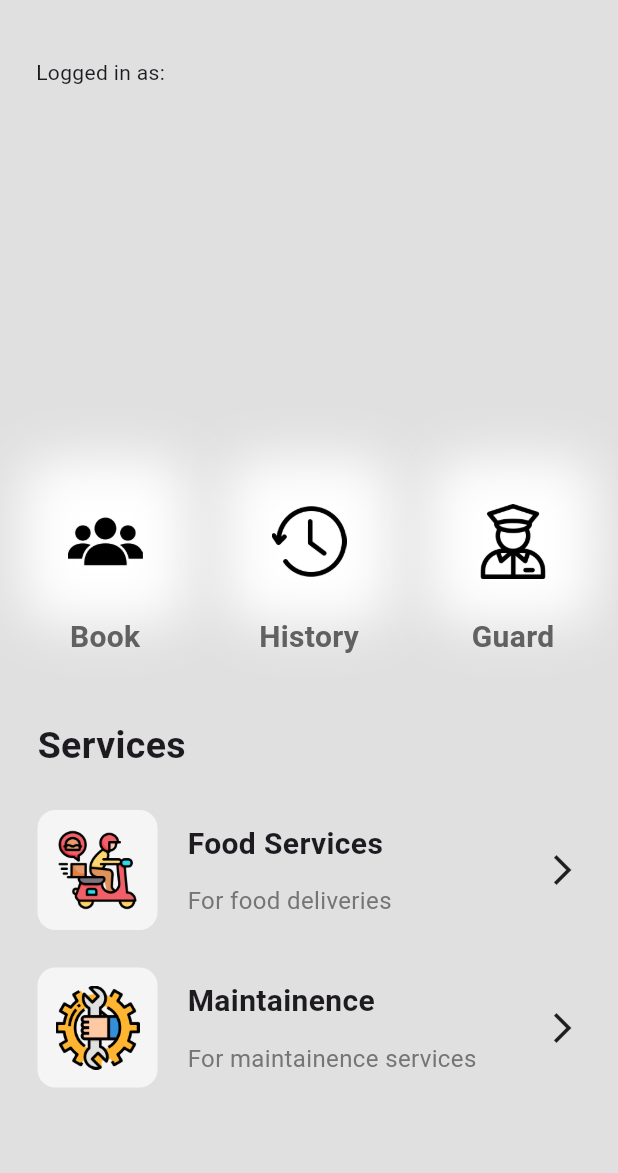
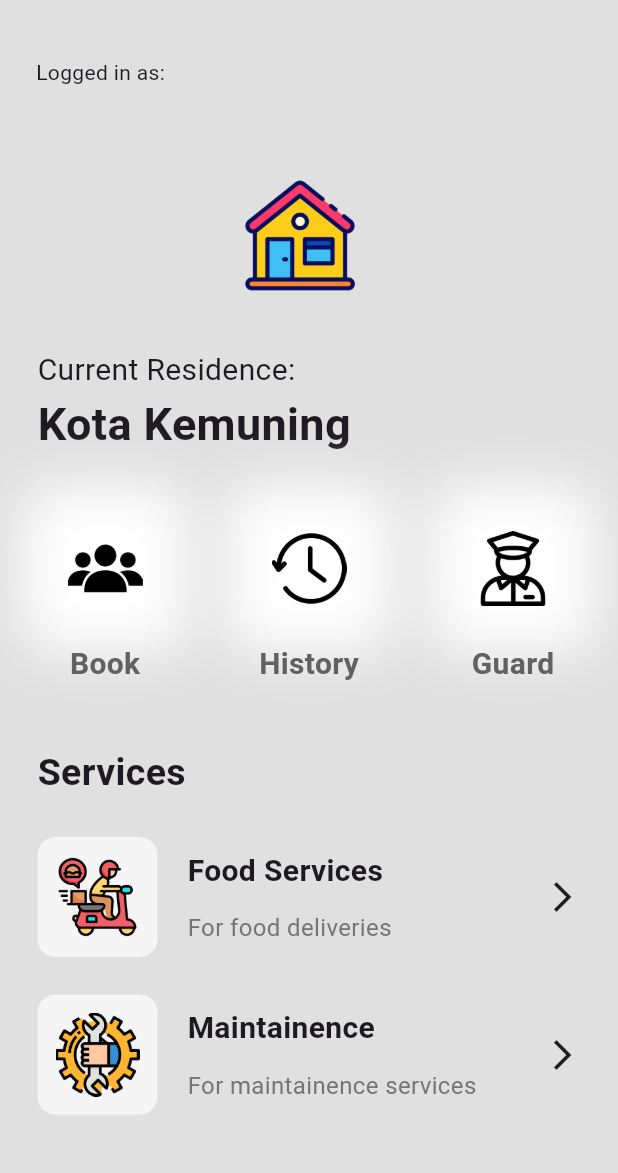
Before and after one commit to yuehanlee2912/testy, a Flutter app: the screen it shows once a user with an empty profile is signed in, on a phone screen of 412 x 824 dp, the part 63-1236 px from its top. Run offline on Flutter 3.47's test engine with Material 3 defaults, Android fonts, the phone set to English and light mode, and no system bars; our stand-ins replace cloud_firestore, firebase_auth, firebase_core; accounts and stored records are empty.

Commit message:
home completed

```diff
--- a/testy/lib/pages/home_page.dart
+++ b/testy/lib/pages/home_page.dart
@@ -72,7 +72,7 @@ class _HomePageState extends State<HomePage> {
         crossAxisAlignment: CrossAxisAlignment.start,
         children: [
           Padding(
-            padding: const EdgeInsets.all(24.0),
+            padding: const EdgeInsets.only(top: 24.0, left: 24.0, right: 24.0),
             child: Row(
               children: [
                 Text('Logged in as:'),
@@ -87,8 +87,22 @@ class _HomePageState extends State<HomePage> {
             ),
           ),
 
-          const SizedBox(height: 200),
+          Padding(
+            padding: const EdgeInsets.only(left: 150, top: 15),
+            child: Image.asset('lib/assets/house.png', height: 100),
+          ),
+          const SizedBox(height: 25),
+          Padding(
+            padding: const EdgeInsets.only(left: 25.0),
+            child: Text("Current Residence:", style: TextStyle(fontSize: 20)),
+          ),
+          Padding(
+            padding: const EdgeInsets.only(left: 25.0),
+            child: Text("Kota Kemuning",
+                style: TextStyle(fontSize: 30, fontWeight: FontWeight.bold)),
+          ),
 
+          const SizedBox(height: 30),
           Padding(
             padding: const EdgeInsets.symmetric(horizontal: 25),
             child: Row(
```
Also changed, not shown: testy/lib/assets/house.png (added).
